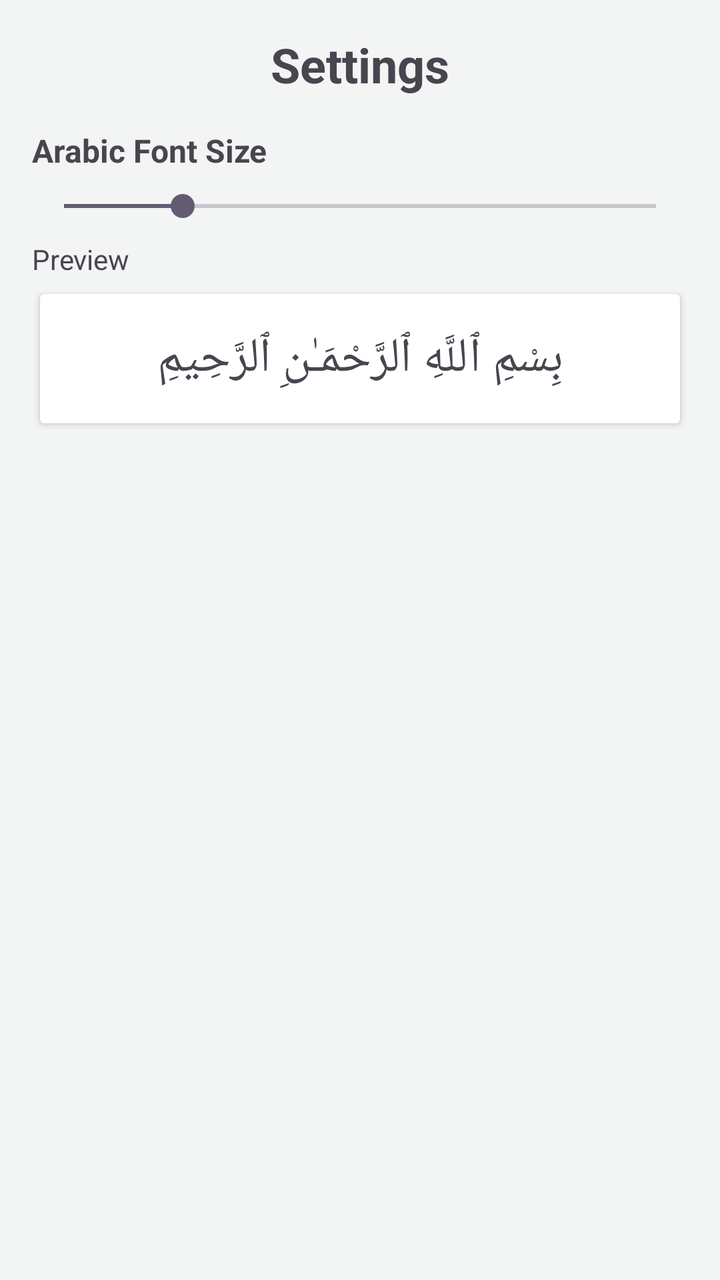
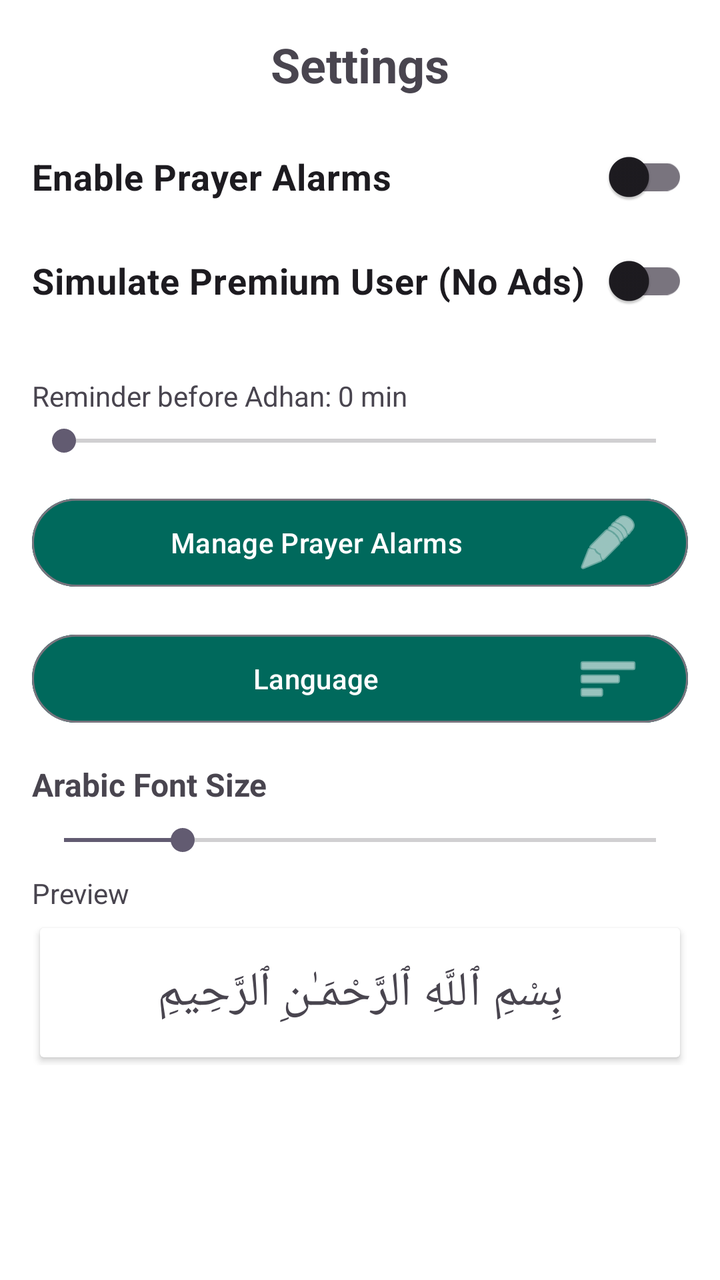

An Android layout rendered at two revisions. The XML below is the earlier revision; the diff shows what the commit changed to produce the second picture.
<!-- AndroidManifest.xml: application theme Theme.MoslemApp -->
<!-- res/layout/fragment_settings.xml -->
<?xml version="1.0" encoding="utf-8"?>
<FrameLayout xmlns:android="http://schemas.android.com/apk/res/android"
    android:layout_width="match_parent"
    android:layout_height="match_parent">

    <LinearLayout
        android:layout_width="match_parent"
        android:layout_height="match_parent"
        android:orientation="vertical"
        android:padding="16dp">

        <TextView
            android:layout_width="wrap_content"
            android:layout_height="wrap_content"
            android:layout_gravity="center_horizontal"
            android:text="Settings"
            android:textSize="24sp"
            android:textStyle="bold"
            android:layout_marginBottom="16dp" />

        <TextView
            android:layout_width="wrap_content"
            android:layout_height="wrap_content"
            android:text="Arabic Font Size"
            android:textSize="16sp"
            android:textStyle="bold"
            android:layout_marginBottom="8dp" />

        <SeekBar
            android:id="@+id/seekBarFontSize"
            android:layout_width="match_parent"
            android:layout_height="wrap_content"
            android:max="30"
            android:progress="6"
            android:layout_marginBottom="8dp" />
            

        <TextView
            android:layout_width="wrap_content"
            android:layout_height="wrap_content"
            android:text="Preview"
            android:layout_marginBottom="4dp" />

        <androidx.cardview.widget.CardView
            android:layout_width="match_parent"
            android:layout_height="wrap_content"
            android:layout_margin="4dp">
            <TextView
                android:id="@+id/tvPreview"
                android:layout_width="match_parent"
                android:layout_height="wrap_content"
                android:text="بِسْمِ ٱللَّهِ ٱلرَّحْمَـٰنِ ٱلرَّحِيمِ"
                android:textSize="24sp"
                android:padding="16dp"
                android:gravity="center" />
        </androidx.cardview.widget.CardView>

    </LinearLayout>

</FrameLayout>
<!-- resources referenced by this layout -->
<resources>
  <style name="Theme.MoslemApp" parent="Base.Theme.MoslemApp" />
  <style name="Base.Theme.MoslemApp" parent="Theme.Material3.DayNight.NoActionBar">
  
          <item name="android:colorBackground">#F3F4F4</item>
      </style>
</resources>

<!-- the commit's change to res/layout/fragment_settings.xml (unified diff, before → after) -->
@@ -1,11 +1,10 @@
-<?xml version="1.0" encoding="utf-8"?>
-<FrameLayout xmlns:android="http://schemas.android.com/apk/res/android"
+<ScrollView xmlns:android="http://schemas.android.com/apk/res/android"
     android:layout_width="match_parent"
     android:layout_height="match_parent">
 
     <LinearLayout
         android:layout_width="match_parent"
-        android:layout_height="match_parent"
+        android:layout_height="wrap_content"
         android:orientation="vertical"
         android:padding="16dp">
 
@@ -18,10 +17,69 @@
             android:textStyle="bold"
             android:layout_marginBottom="16dp" />
 
+        <com.google.android.material.switchmaterial.SwitchMaterial
+            android:id="@+id/switchReminder"
+            android:layout_width="match_parent"
+            android:layout_height="wrap_content"
+            android:text="Enable Prayer Alarms"
+            android:textSize="18sp"
+            android:textStyle="bold"
+            android:layout_marginBottom="4dp" />
+
+        <com.google.android.material.switchmaterial.SwitchMaterial
+            android:id="@+id/switchPremium"
+            android:layout_width="match_parent"
+            android:layout_height="wrap_content"
+            android:text="Simulate Premium User (No Ads)"
+            android:textSize="18sp"
+            android:textStyle="bold"
+            android:layout_marginBottom="24dp" />
+
         <TextView
+            android:id="@+id/tvPreReminderLabel"
             android:layout_width="wrap_content"
             android:layout_height="wrap_content"
-            android:text="Arabic Font Size"
+            android:text="Reminder before Adhan: 0 min"
+            android:textSize="14sp"
+            android:layout_marginBottom="4dp" />
+
+        <SeekBar
+            android:id="@+id/seekBarPreReminder"
+            android:layout_width="match_parent"
+            android:layout_height="wrap_content"
+            android:max="30"
+            android:progress="0"
+            android:layout_marginBottom="16dp" />
+
+        <Button
+            android:id="@+id/btnManagePrayers"
+            android:layout_width="match_parent"
+            android:layout_height="wrap_content"
+            android:text="@string/manage_prayer_alarms"
+            android:backgroundTint="@color/primary_green"
+            android:textColor="@android:color/white"
+            android:drawableEnd="@android:drawable/ic_menu_edit"
+            android:drawableTint="@android:color/white"
+            android:layout_marginBottom="16dp"
+            style="@style/Widget.Material3.Button.OutlinedButton.Icon"/>
+
+        <Button
+            android:id="@+id/btnLanguage"
+            android:layout_width="match_parent"
+            android:layout_height="wrap_content"
+            android:text="@string/language"
+            android:backgroundTint="@color/primary_green"
+            android:textColor="@android:color/white"
+            android:drawableEnd="@android:drawable/ic_menu_sort_by_size"
+            android:drawableTint="@android:color/white"
+            android:layout_marginBottom="16dp"
+            style="@style/Widget.Material3.Button.OutlinedButton.Icon"/>
+
+        <TextView
+            android:id="@+id/labelFontSize"
+            android:layout_width="wrap_content"
+            android:layout_height="wrap_content"
+            android:text="@string/label_font_size"
             android:textSize="16sp"
             android:textStyle="bold"
             android:layout_marginBottom="8dp" />
@@ -33,7 +91,6 @@
             android:max="30"
             android:progress="6"
             android:layout_marginBottom="8dp" />
-            
 
         <TextView
             android:layout_width="wrap_content"
@@ -57,4 +114,4 @@
 
     </LinearLayout>
 
-</FrameLayout>
+</ScrollView>
<!-- resource entries referenced after the edit -->
@@ -1,9 +1,23 @@
 <!-- resources referenced by this layout -->
 <resources>
+  <color name="primary_green">#00695C</color>
+  <string name="label_font_size">Arabic Font Size</string>
+  <string name="language">Language</string>
+  <string name="manage_prayer_alarms">Manage Prayer Alarms</string>
   <style name="Theme.MoslemApp" parent="Base.Theme.MoslemApp" />
   <style name="Base.Theme.MoslemApp" parent="Theme.Material3.DayNight.NoActionBar">
   
-          <item name="android:colorBackground">#F3F4F4</item>
+          <item name="colorPrimary">@color/teal_700</item>
+          
+          
+          
+          
+          
+          
+          
+          <item name="android:statusBarColor">?attr/colorPrimary</item>
+          <item name="android:colorBackground">@android:color/white</item>
       </style>
+  <color name="teal_700">#FF018786</color>
 </resources>
 
